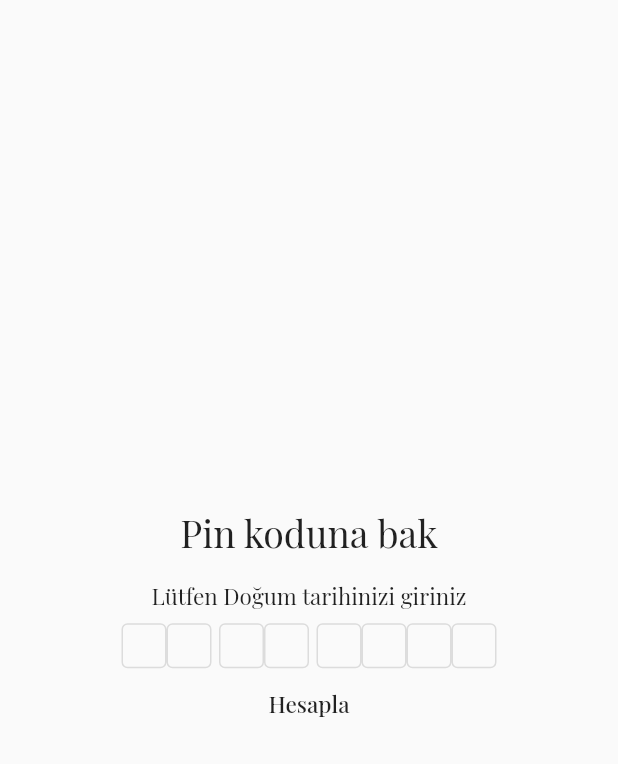
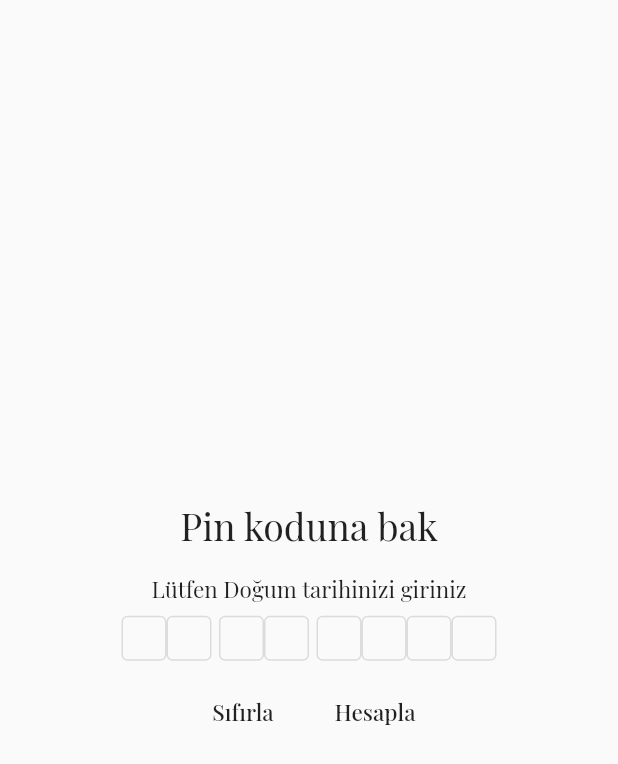
Before and after one commit to imertgul/pin_kodu, a Flutter app: the screen it shows after launch, on a phone screen of 412 x 824 dp. Shown: the top 764 px of the screen. Run offline on Flutter 3.47's test engine with Material 2 defaults, Android fonts, the light colour scheme and no system bars; project files that could hold a hidden picture were left out.

Commit message:
controllers of inputs are added. Clear button works good

```diff
--- a/lib/page/HomePage.dart
+++ b/lib/page/HomePage.dart
@@ -13,15 +13,6 @@ class MyHomePage extends StatefulWidget {
 }
 
 class _MyHomePageState extends State<MyHomePage> {
-  final myController = TextEditingController();
-
-  @override
-  void dispose() {
-    // Clean up the controller when the widget is disposed.
-    myController.dispose();
-    super.dispose();
-  }
-
   @override
   Widget build(BuildContext context) {
     return Scaffold(
@@ -53,6 +44,19 @@ class _MyHomePageState extends State<MyHomePage> {
                 _buildInput(context, 7),
               ],
             ),
+            SizedBox(height: 10),
+            Row(
+              mainAxisAlignment: MainAxisAlignment.center,
+              crossAxisAlignment: CrossAxisAlignment.center,
+              children: [
+                FlatButton(
+                  onPressed: () {
+                    for (var i = 0; i < myController.length; i++) {
+                      myController[i].clear();
+                    }
+                  },
+                  child: Text("Sıfırla", style: myStyle15),
+                ),
                 FlatButton(
                     onPressed: () {
                       myPinCode[0] = (myBirthdate[0] + myBirthdate[1]) % 9;
@@ -64,8 +68,8 @@ class _MyHomePageState extends State<MyHomePage> {
                       myPinCode[5] = (myPinCode[0] + myPinCode[1]) % 9;
                       myPinCode[6] = (myPinCode[1] + myPinCode[2]) % 9;
                       myPinCode[7] = (myPinCode[5] + myPinCode[6]) % 9;
-                  print(myBirthdate);
-                  print(myPinCode);
+                      print('My Birthdate: $myBirthdate');
+                      print('My Pincode: $myPinCode');
                       Navigator.push(
                         context,
                         MaterialPageRoute(builder: (context) => ResultPage()),
@@ -74,7 +78,9 @@ class _MyHomePageState extends State<MyHomePage> {
                     child: Text(
                       "Hesapla",
                       style: myStyle15,
-                ))
+                    )),
+              ],
+            )
           ],
         ),
       ),
@@ -103,12 +109,11 @@ Widget _buildInput(context, index) {
     child: TextField(
       cursorColor: Colors.red,
       style: myStyle15,
+      controller: myController[index],
       keyboardType: TextInputType.number,
       textInputAction: TextInputAction.next,
-      onSubmitted: (value) {
-        myBirthdate[index] = int.parse(value);
-        FocusScope.of(context).nextFocus();
-      },
+      onChanged: (value) => myBirthdate[index] = int.parse(value),
+      onSubmitted: (value) => FocusScope.of(context).nextFocus(),
       inputFormatters: <TextInputFormatter>[
         LengthLimitingTextInputFormatter(1),
       ],
--- a/lib/utilities/constant.dart
+++ b/lib/utilities/constant.dart
@@ -7,3 +7,5 @@ TextStyle myStyle10 = new TextStyle(fontSize: 10);
 
 List<int> myBirthdate = List<int>.generate(8, (index) => 0);
 List<int> myPinCode = List<int>.generate(8, (index) => 0);
+List<TextEditingController> myController = List<TextEditingController>.generate(
+    8, (index) => new TextEditingController());
```
Lines whose indentation alone changed are shown as unchanged.
